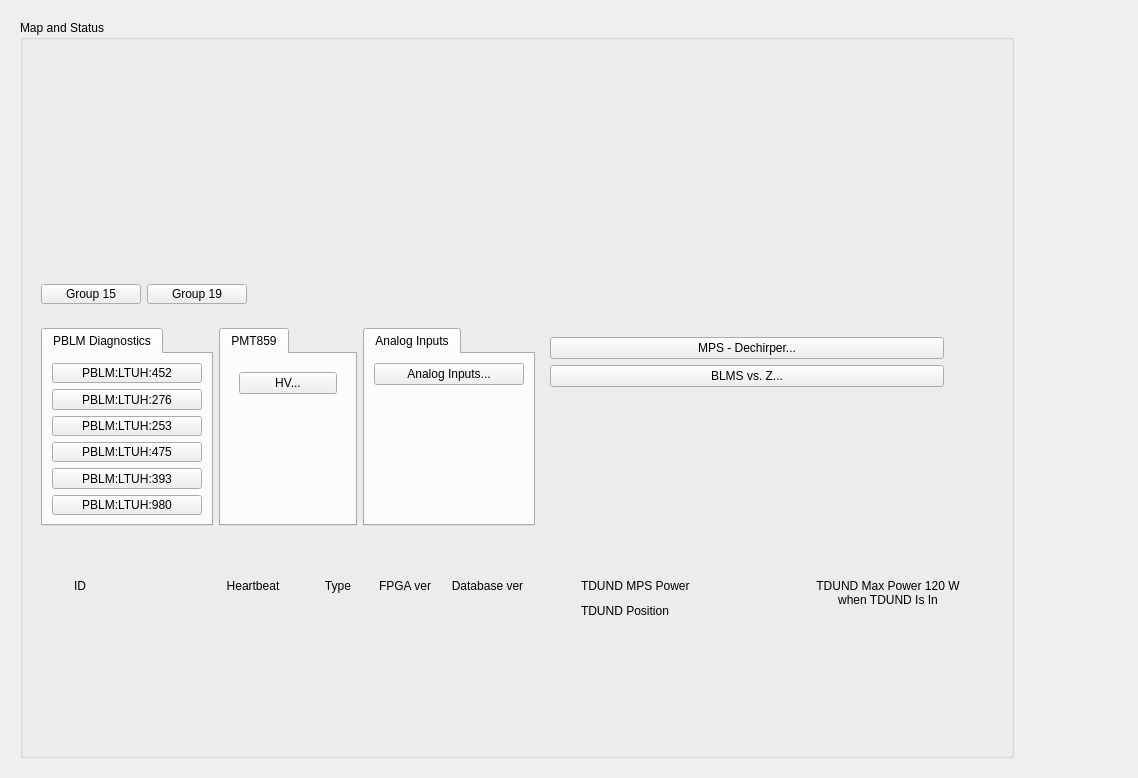
Above: ltuh_main.ui from ad-build-test/pydm-mps before the change. Below: the same form after it.
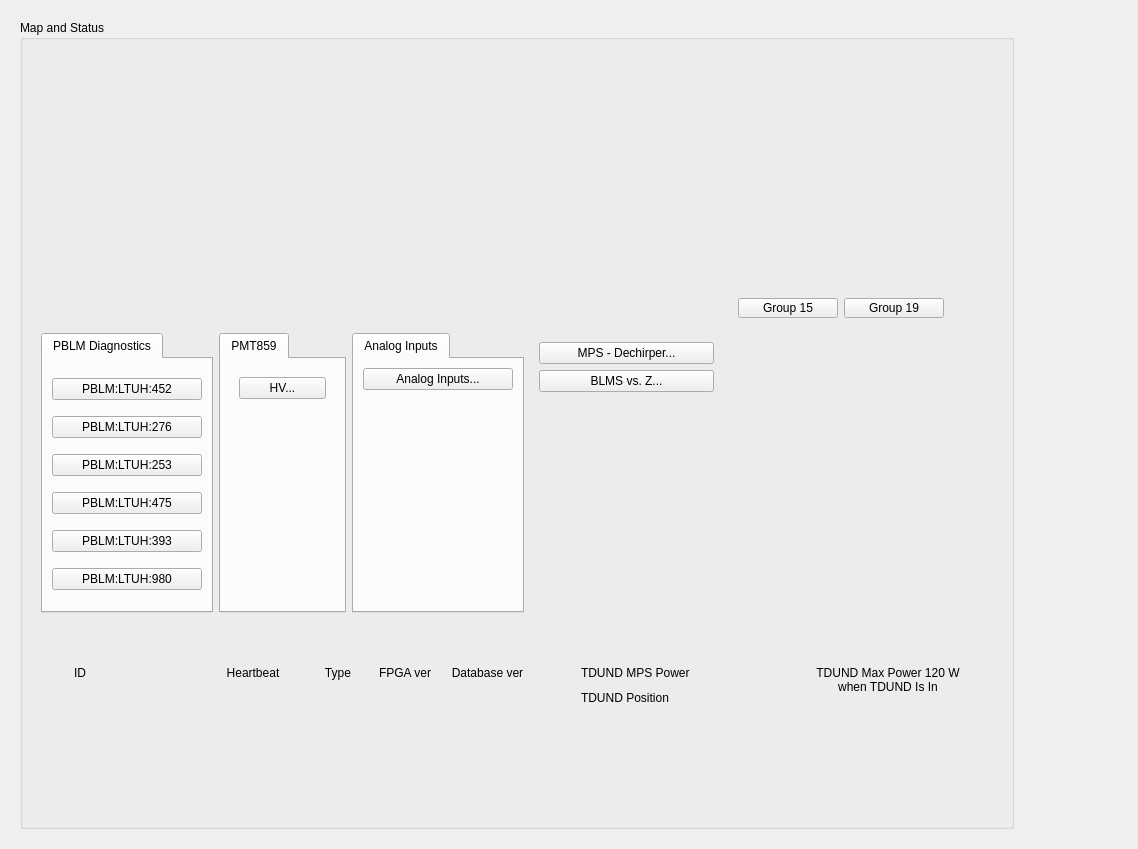
That is the form after the change. Custom widgets are drawn as their Qt base class.

Commit message: Add button for analog inputs

Diff of the .ui file:
```diff
--- a/ltuh_main.ui
+++ b/ltuh_main.ui
@@ -348,7 +348,7 @@
            <property name="minimumSize">
             <size>
              <width>0</width>
-             <height>220</height>
+             <height>225</height>
             </size>
            </property>
            <property name="frameShape">
@@ -399,7 +399,80 @@
             <enum>QFrame::Raised</enum>
            </property>
            <layout class="QGridLayout" name="gridLayout_12" columnstretch="1,1,1,3,0">
-            <item row="0" column="1">
+            <item row="1" column="3">
+             <widget class="QFrame" name="frame_9">
+              <property name="frameShape">
+               <enum>QFrame::NoFrame</enum>
+              </property>
+              <property name="frameShadow">
+               <enum>QFrame::Raised</enum>
+              </property>
+              <layout class="QGridLayout" name="gridLayout_10">
+               <item row="1" column="0">
+                <widget class="PyDMEDMDisplayButton" name="PyDMEDMDisplayButton_3">
+                 <property name="minimumSize">
+                  <size>
+                   <width>150</width>
+                   <height>20</height>
+                  </size>
+                 </property>
+                 <property name="toolTip">
+                  <string/>
+                 </property>
+                 <property name="text">
+                  <string>BLMS vs. Z...</string>
+                 </property>
+                 <property name="filenames" stdset="0">
+                  <stringlist>
+                   <string>mps_hxr_blm</string>
+                  </stringlist>
+                 </property>
+                 <property name="showIcon" stdset="0">
+                  <bool>false</bool>
+                 </property>
+                </widget>
+               </item>
+               <item row="0" column="0">
+                <widget class="PyDMEDMDisplayButton" name="PyDMEDMDisplayButton_2">
+                 <property name="minimumSize">
+                  <size>
+                   <width>150</width>
+                   <height>20</height>
+                  </size>
+                 </property>
+                 <property name="toolTip">
+                  <string/>
+                 </property>
+                 <property name="text">
+                  <string>MPS - Dechirper...</string>
+                 </property>
+                 <property name="filenames" stdset="0">
+                  <stringlist>
+                   <string>mps_dechirper</string>
+                  </stringlist>
+                 </property>
+                 <property name="showIcon" stdset="0">
+                  <bool>false</bool>
+                 </property>
+                </widget>
+               </item>
+               <item row="2" column="0">
+                <spacer name="verticalSpacer_3">
+                 <property name="orientation">
+                  <enum>Qt::Vertical</enum>
+                 </property>
+                 <property name="sizeHint" stdset="0">
+                  <size>
+                   <width>20</width>
+                   <height>40</height>
+                  </size>
+                 </property>
+                </spacer>
+               </item>
+              </layout>
+             </widget>
+            </item>
+            <item row="1" column="1">
              <widget class="QTabWidget" name="tabWidget_2">
               <property name="currentIndex">
                <number>0</number>
@@ -467,93 +540,7 @@
               </widget>
              </widget>
             </item>
-            <item row="0" column="4">
-             <spacer name="horizontalSpacer_2">
-              <property name="orientation">
-               <enum>Qt::Horizontal</enum>
-              </property>
-              <property name="sizeHint" stdset="0">
-               <size>
-                <width>40</width>
-                <height>20</height>
-               </size>
-              </property>
-             </spacer>
-            </item>
-            <item row="0" column="3">
-             <widget class="QFrame" name="frame_9">
-              <property name="frameShape">
-               <enum>QFrame::NoFrame</enum>
-              </property>
-              <property name="frameShadow">
-               <enum>QFrame::Raised</enum>
-              </property>
-              <layout class="QGridLayout" name="gridLayout_10">
                <item row="1" column="0">
-                <widget class="PyDMEDMDisplayButton" name="PyDMEDMDisplayButton_3">
-                 <property name="minimumSize">
-                  <size>
-                   <width>150</width>
-                   <height>20</height>
-                  </size>
-                 </property>
-                 <property name="toolTip">
-                  <string/>
-                 </property>
-                 <property name="text">
-                  <string>BLMS vs. Z...</string>
-                 </property>
-                 <property name="filenames" stdset="0">
-                  <stringlist>
-                   <string>mps_hxr_blm</string>
-                  </stringlist>
-                 </property>
-                 <property name="showIcon" stdset="0">
-                  <bool>false</bool>
-                 </property>
-                </widget>
-               </item>
-               <item row="0" column="0">
-                <widget class="PyDMEDMDisplayButton" name="PyDMEDMDisplayButton_2">
-                 <property name="minimumSize">
-                  <size>
-                   <width>150</width>
-                   <height>20</height>
-                  </size>
-                 </property>
-                 <property name="toolTip">
-                  <string/>
-                 </property>
-                 <property name="text">
-                  <string>MPS - Dechirper...</string>
-                 </property>
-                 <property name="filenames" stdset="0">
-                  <stringlist>
-                   <string>mps_dechirper</string>
-                  </stringlist>
-                 </property>
-                 <property name="showIcon" stdset="0">
-                  <bool>false</bool>
-                 </property>
-                </widget>
-               </item>
-               <item row="2" column="0">
-                <spacer name="verticalSpacer_3">
-                 <property name="orientation">
-                  <enum>Qt::Vertical</enum>
-                 </property>
-                 <property name="sizeHint" stdset="0">
-                  <size>
-                   <width>20</width>
-                   <height>40</height>
-                  </size>
-                 </property>
-                </spacer>
-               </item>
-              </layout>
-             </widget>
-            </item>
-            <item row="0" column="0">
              <widget class="QTabWidget" name="tabWidget">
               <property name="currentIndex">
                <number>0</number>
@@ -777,7 +764,20 @@
               </widget>
              </widget>
             </item>
-            <item row="0" column="2">
+            <item row="1" column="4">
+             <spacer name="horizontalSpacer_2">
+              <property name="orientation">
+               <enum>Qt::Horizontal</enum>
+              </property>
+              <property name="sizeHint" stdset="0">
+               <size>
+                <width>40</width>
+                <height>20</height>
+               </size>
+              </property>
+             </spacer>
+            </item>
+            <item row="1" column="2">
              <widget class="QTabWidget" name="tabWidget_7">
               <property name="maximumSize">
                <size>
@@ -789,6 +789,12 @@
                <number>0</number>
               </property>
               <widget class="QWidget" name="tab_9">
+               <property name="minimumSize">
+                <size>
+                 <width>0</width>
+                 <height>250</height>
+                </size>
+               </property>
                <attribute name="title">
                 <string>Analog Inputs</string>
                </attribute>
@@ -842,23 +848,7 @@
               </widget>
              </widget>
             </item>
-           </layout>
-          </widget>
-         </item>
-         <item row="5" column="0">
-          <spacer name="verticalSpacer_4">
-           <property name="orientation">
-            <enum>Qt::Vertical</enum>
-           </property>
-           <property name="sizeHint" stdset="0">
-            <size>
-             <width>20</width>
-             <height>40</height>
-            </size>
-           </property>
-          </spacer>
-         </item>
-         <item row="1" column="0">
+            <item row="0" column="4">
           <widget class="QFrame" name="frame_3">
            <property name="frameShape">
             <enum>QFrame::NoFrame</enum>
@@ -936,6 +926,22 @@
             </item>
            </layout>
           </widget>
+            </item>
+           </layout>
+          </widget>
+         </item>
+         <item row="5" column="0">
+          <spacer name="verticalSpacer_4">
+           <property name="orientation">
+            <enum>Qt::Vertical</enum>
+           </property>
+           <property name="sizeHint" stdset="0">
+            <size>
+             <width>20</width>
+             <height>40</height>
+            </size>
+           </property>
+          </spacer>
          </item>
         </layout>
        </widget>
```
Lines whose indentation alone changed are shown as unchanged.
